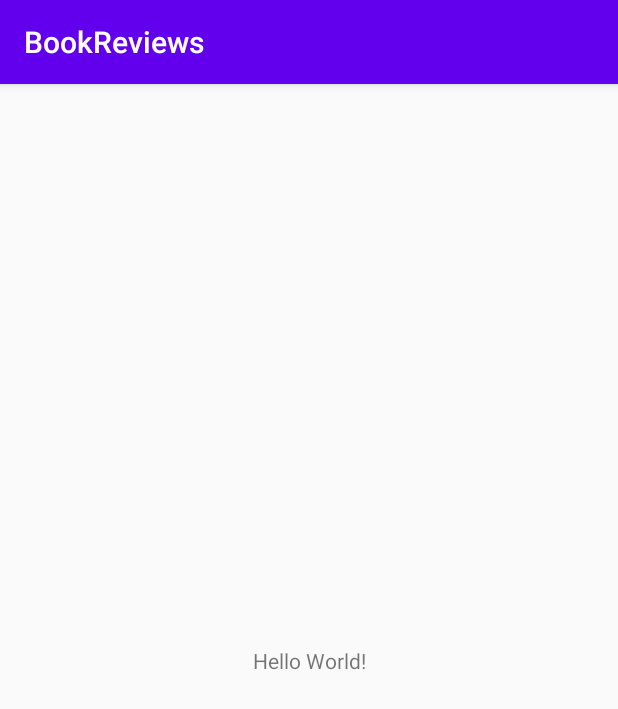
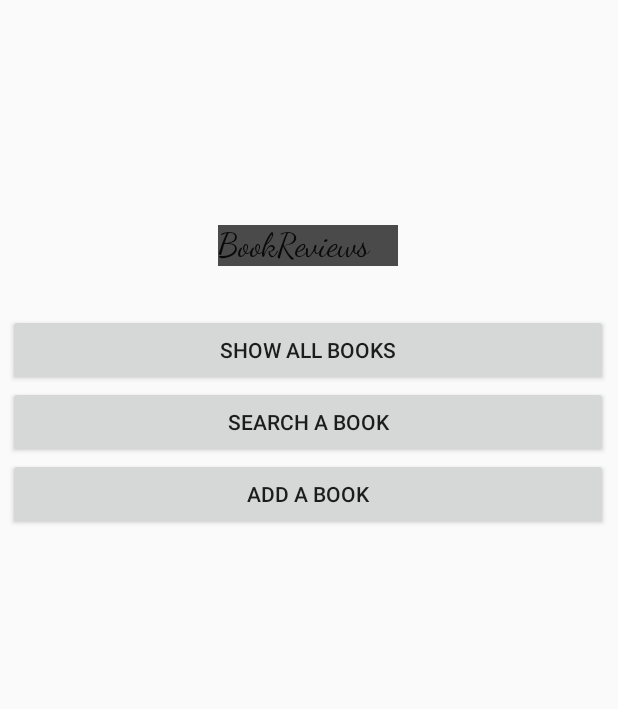
Before and after one commit to nmHEVS/BookReviews, an Android app: the screen it shows after launch (MainActivity), on a phone screen of 412 x 824 dp. Shown: the top 709 px of the screen. Run offline under Robolectric (Android 15) with nearby library versions, the phone set to English and light mode, and no system bars.

Commit message:
Home page with 3 buttons linked to 3 activities

```diff
--- a/app/src/main/AndroidManifest.xml
+++ b/app/src/main/AndroidManifest.xml
@@ -8,7 +8,7 @@
         android:label="@string/app_name"
         android:roundIcon="@mipmap/ic_launcher_round"
         android:supportsRtl="true"
-        android:theme="@style/AppTheme">
+        android:theme="@style/Theme.AppCompat.Light.NoActionBar">
         <activity android:name=".MainActivity">
             <intent-filter>
                 <action android:name="android.intent.action.MAIN" />
@@ -16,6 +16,9 @@
                 <category android:name="android.intent.category.LAUNCHER" />
             </intent-filter>
         </activity>
+        <activity android:name=".ShowAllBooks"/>
+        <activity android:name=".SearchBook"/>
+        <activity android:name=".AddBook"/>
     </application>
 
 </manifest>
--- a/app/src/main/res/layout/activity_main.xml
+++ b/app/src/main/res/layout/activity_main.xml
@@ -1,5 +1,6 @@
 <?xml version="1.0" encoding="utf-8"?>
-<androidx.constraintlayout.widget.ConstraintLayout xmlns:android="http://schemas.android.com/apk/res/android"
+<androidx.constraintlayout.widget.ConstraintLayout
+    xmlns:android="http://schemas.android.com/apk/res/android"
     xmlns:app="http://schemas.android.com/apk/res-auto"
     xmlns:tools="http://schemas.android.com/tools"
     android:layout_width="match_parent"
@@ -7,12 +8,55 @@
     tools:context=".MainActivity">
 
     <TextView
-        android:layout_width="wrap_content"
+        android:id="@+id/appName"
+        android:layout_width="120dp"
         android:layout_height="wrap_content"
-        android:text="Hello World!"
-        app:layout_constraintBottom_toBottomOf="parent"
-        app:layout_constraintLeft_toLeftOf="parent"
-        app:layout_constraintRight_toRightOf="parent"
+        android:layout_marginTop="150dp"
+        android:background="#4A4A4A"
+        android:fontFamily="cursive"
+        android:foregroundTint="#FFFFFF"
+        android:text="@string/app_name"
+        android:textAppearance="@style/TextAppearance.AppCompat.Large"
+        app:layout_constraintEnd_toEndOf="parent"
+        app:layout_constraintHorizontal_bias="0.498"
+        app:layout_constraintStart_toStartOf="parent"
         app:layout_constraintTop_toTopOf="parent" />
 
+    <Button
+        android:id="@+id/allBooks"
+        android:layout_width="400dp"
+        android:layout_height="wrap_content"
+        android:layout_marginTop="32dp"
+        android:onClick="displayAllBooks"
+        android:text="@string/allBooks"
+        app:layout_constraintBottom_toTopOf="@+id/search"
+        app:layout_constraintEnd_toEndOf="parent"
+        app:layout_constraintHorizontal_bias="0.454"
+        app:layout_constraintStart_toStartOf="parent"
+        app:layout_constraintTop_toBottomOf="@+id/appName" />
+
+    <Button
+        android:id="@+id/search"
+        android:layout_width="400dp"
+        android:layout_height="wrap_content"
+        android:onClick="searchBook"
+        android:text="@string/search"
+        app:layout_constraintBottom_toTopOf="@+id/addBook"
+        app:layout_constraintEnd_toEndOf="parent"
+        app:layout_constraintHorizontal_bias="0.454"
+        app:layout_constraintStart_toStartOf="parent"
+        app:layout_constraintTop_toBottomOf="@+id/allBooks" />
+
+    <Button
+        android:id="@+id/addBook"
+        android:layout_width="400dp"
+        android:layout_height="wrap_content"
+        android:onClick="addBook"
+        android:text="@string/addBook"
+        app:layout_constraintEnd_toEndOf="parent"
+        app:layout_constraintHorizontal_bias="0.454"
+        app:layout_constraintStart_toStartOf="parent"
+        app:layout_constraintTop_toBottomOf="@+id/search" />
+
+
 </androidx.constraintlayout.widget.ConstraintLayout>
--- a/app/src/main/res/values/strings.xml
+++ b/app/src/main/res/values/strings.xml
@@ -1,3 +1,14 @@
 <resources>
     <string name="app_name">BookReviews</string>
+
+    <!-- Buttons -->
+    <string name="allBooks">Show all books</string>
+    <string name="search">Search a book</string>
+    <string name="addBook">Add a book</string>
+
+    <!-- Activities -->
+    <string name="allBooks_A">All the books</string>
+    <string name="search_A">Search a book</string>
+
+
 </resources>
```
Also changed, not shown: app/src/main/java/com/example/bookreviews/AddBook.java (added, +16 -0 lines), app/src/main/java/com/example/bookreviews/MainActivity.java (+26 -0 lines), app/src/main/java/com/example/bookreviews/SearchBook.java (added, +17 -0 lines), app/src/main/java/com/example/bookreviews/ShowAllBooks.java (added, +19 -0 lines), app/src/main/res/layout/activity_add_book.xml (added, +18 -0 lines), app/src/main/res/layout/activity_display_all_books.xml (added, +18 -0 lines), app/src/main/res/layout/activity_search_book.xml (added, +18 -0 lines).
